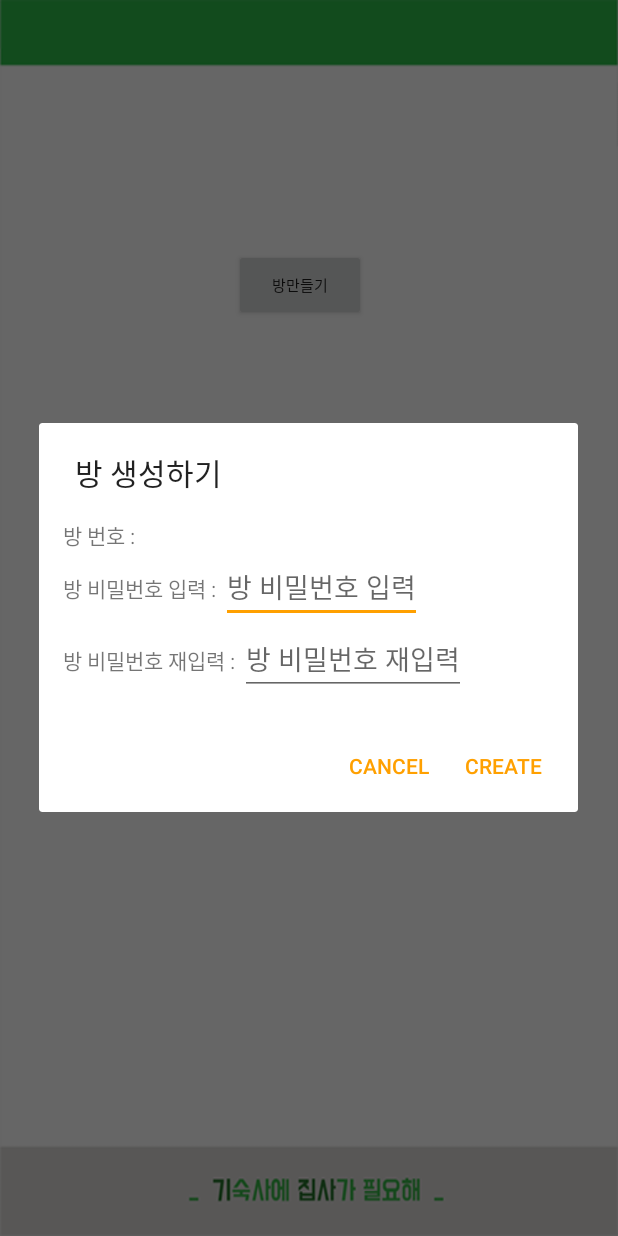
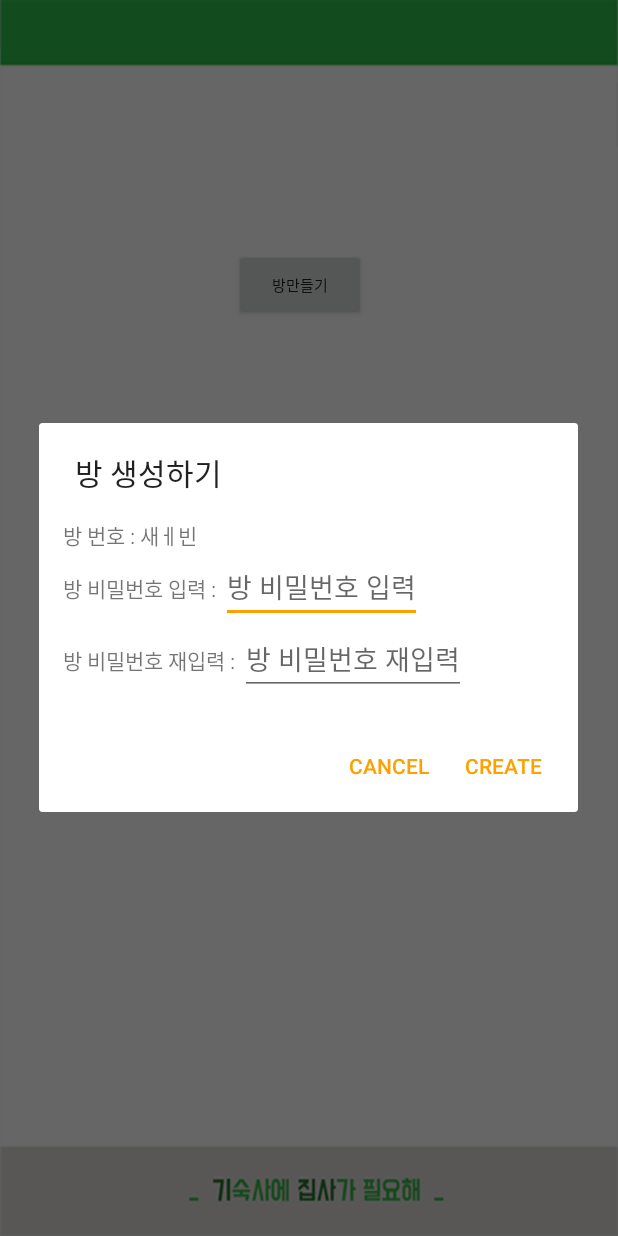
Before and after one commit to hebee935/dormitory, an Android app: the screen it shows after launch once a user with an empty profile is signed in (OpenRoomActivity), after a tap on "방만들기", on a phone screen of 412 x 824 dp. Run offline under Robolectric (Android 15) with nearby library versions, the phone set to English and light mode, and no system bars; our stand-ins replace Firebase (no records; nobody signed in at launch, a user with empty details on screens opened directly).

Commit message:
#1 update

```diff
--- a/app/src/main/java/emirim/hs/kr/dormitory/OpenRoomActivity.java
+++ b/app/src/main/java/emirim/hs/kr/dormitory/OpenRoomActivity.java
@@ -10,6 +10,7 @@ import android.view.View;
 import android.view.Window;
 import android.widget.Button;
 import android.widget.EditText;
+import android.widget.TextView;
 import android.widget.Toast;
 
 /**
@@ -20,6 +21,7 @@ public class OpenRoomActivity extends AppCompatActivity implements View.OnClickL
     Button makeRoom,enterRoom;
     EditText roomPwSet,roomPwChk;
     EditText roomNumber,roomPw;
+    TextView roomNumberRandom;
     int canClose=0;
     public void onCreate(Bundle savedInstanceState){
         supportRequestWindowFeature(Window.FEATURE_NO_TITLE);
@@ -27,8 +29,10 @@ public class OpenRoomActivity extends AppCompatActivity implements View.OnClickL
         setContentView(R.layout.activity_open_room);
         makeRoom = (Button)findViewById(R.id.makeRoom);
         enterRoom = (Button)findViewById(R.id.enterRoom);
+
         makeRoom.setOnClickListener(this);
         enterRoom.setOnClickListener(this);
+
     }
 
     @Override
@@ -38,9 +42,12 @@ public class OpenRoomActivity extends AppCompatActivity implements View.OnClickL
             case R.id.makeRoom:
                 LayoutInflater inflater1=getLayoutInflater();
                 final View dialogView1= inflater1.inflate(R.layout.activity_room_form, null);
+
                 AlertDialog.Builder buider1= new AlertDialog.Builder(this);
                 buider1.setTitle("방 생성하기");
                 buider1.setView(dialogView1);
+                roomNumberRandom = (TextView)dialogView1.findViewById(R.id.room_ran_num);
+                roomNumberRandom.setText("새ㅔ빈");
                 roomPwSet = (EditText) dialogView1.findViewById(R.id.room_pw_set);
                 roomPwChk = (EditText)dialogView1.findViewById(R.id.room_pw_chk);
                 buider1.setPositiveButton("Create", new DialogInterface.OnClickListener() {
--- a/app/src/main/res/layout/activity_room_form.xml
+++ b/app/src/main/res/layout/activity_room_form.xml
@@ -16,6 +16,11 @@
             android:layout_width="wrap_content"
             android:layout_height="wrap_content"
             android:text="방 번호 : " />
+        <TextView
+            android:id="@+id/room_ran_num"
+            android:layout_width="wrap_content"
+            android:layout_height="wrap_content"
+            android:text="" />
 
     </LinearLayout>
 
```
